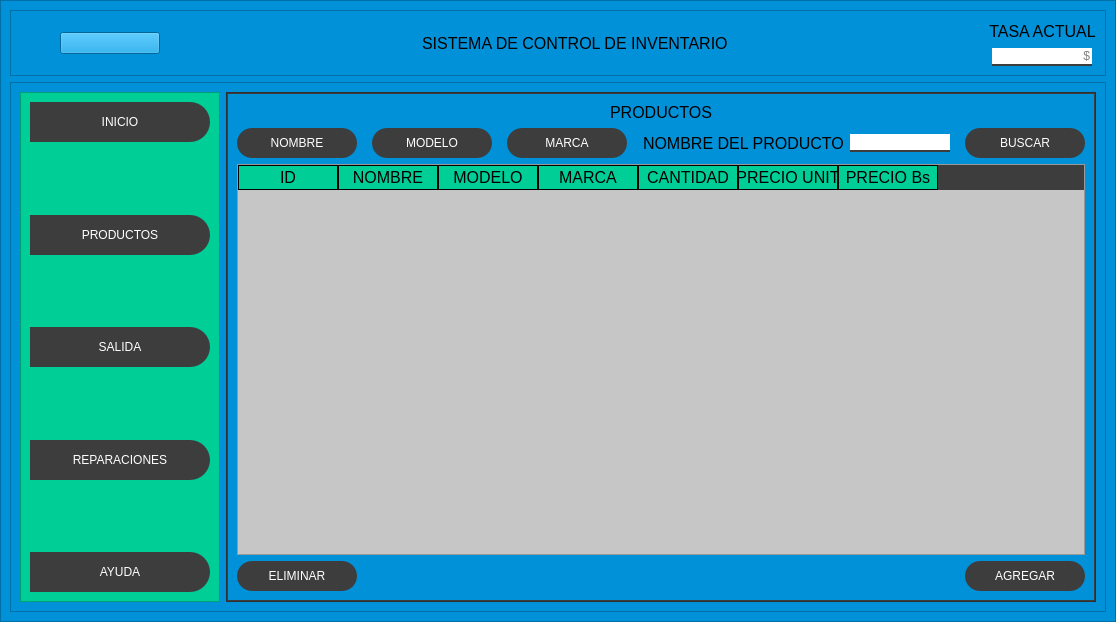
Qt form inventario/qt/invUI.ui (washipash/tesita) before a commit.
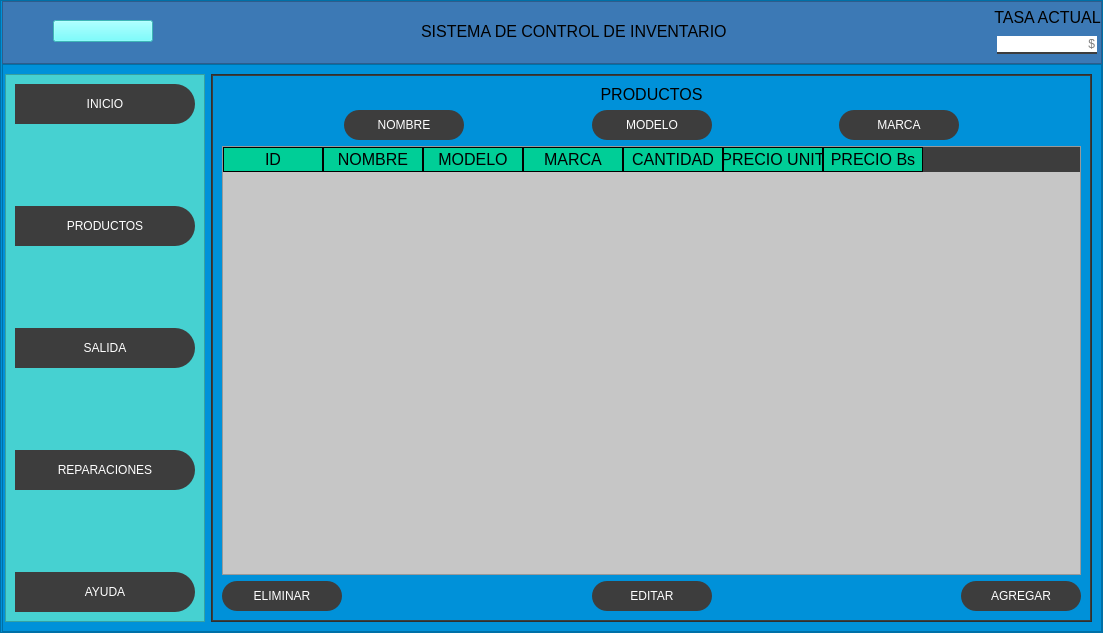
The same form after that commit. The open tabs and pages were chosen to show the change. Icons and pictures are not drawn.

What changed in the file:
```diff
--- a/inventario/qt/invUI.ui
+++ b/inventario/qt/invUI.ui
@@ -6,8 +6,8 @@
    <rect>
     <x>0</x>
     <y>0</y>
-    <width>1116</width>
-    <height>622</height>
+    <width>1103</width>
+    <height>633</height>
    </rect>
   </property>
   <property name="minimumSize">
@@ -55,11 +55,28 @@
       <property name="frameShadow">
        <enum>QFrame::Raised</enum>
       </property>
-      <layout class="QVBoxLayout" name="verticalLayout_2" stretch="1,8">
+      <layout class="QVBoxLayout" name="verticalLayout_2" stretch="0,0">
+       <property name="spacing">
+        <number>0</number>
+       </property>
+       <property name="leftMargin">
+        <number>1</number>
+       </property>
+       <property name="topMargin">
+        <number>0</number>
+       </property>
+       <property name="rightMargin">
+        <number>0</number>
+       </property>
+       <property name="bottomMargin">
+        <number>0</number>
+       </property>
        <item>
         <widget class="QFrame" name="frame_sup">
          <property name="styleSheet">
-          <string notr="true">
+          <string notr="true">QFrame{
+	background-color: rgb(60, 121, 181);
+}
 QLineEdit{
 
 border: 0px;
@@ -75,7 +92,22 @@
          <property name="frameShadow">
           <enum>QFrame::Raised</enum>
          </property>
-         <layout class="QHBoxLayout" name="horizontalLayout_31">
+         <layout class="QHBoxLayout" name="horizontalLayout_31" stretch="0">
+          <property name="spacing">
+           <number>9</number>
+          </property>
+          <property name="leftMargin">
+           <number>0</number>
+          </property>
+          <property name="topMargin">
+           <number>6</number>
+          </property>
+          <property name="rightMargin">
+           <number>0</number>
+          </property>
+          <property name="bottomMargin">
+           <number>9</number>
+          </property>
           <item>
            <layout class="QHBoxLayout" name="horizontalLayout_28">
             <item>
@@ -88,7 +120,7 @@
               </property>
               <property name="sizeHint" stdset="0">
                <size>
-                <width>40</width>
+                <width>50</width>
                 <height>20</height>
                </size>
               </property>
@@ -102,12 +134,15 @@
                 <height>0</height>
                </size>
               </property>
+              <property name="styleSheet">
+               <string notr="true"> background-color:rgb(85, 255, 255)</string>
+              </property>
               <property name="text">
                <string/>
               </property>
               <property name="icon">
                <iconset>
-                <normaloff>../recursos/img/icons/menu2.png</normaloff>../recursos/img/icons/menu2.png</iconset>
+                <normaloff>../recursos/img/menu2.png</normaloff>../recursos/img/menu2.png</iconset>
               </property>
               <property name="iconSize">
                <size>
@@ -251,6 +286,9 @@
           <enum>QFrame::Raised</enum>
          </property>
          <layout class="QHBoxLayout" name="horizontalLayout_2">
+          <property name="leftMargin">
+           <number>2</number>
+          </property>
           <item>
            <widget class="QFrame" name="frame_controls">
             <property name="minimumSize">
@@ -267,7 +305,7 @@
             </property>
             <property name="styleSheet">
              <string notr="true">QFrame{
- background-color: rgb(0, 206, 151); 
+ background-color:rgb(70, 209, 209)
 
 
 }
@@ -310,7 +348,7 @@
                  </property>
                  <property name="icon">
                   <iconset>
-                   <normaloff>../recursos/img/icons/inicio.png</normaloff>../recursos/img/icons/inicio.png</iconset>
+                   <normaloff>../recursos/img/inicio.png</normaloff>../recursos/img/inicio.png</iconset>
                  </property>
                 </widget>
                </item>
@@ -340,7 +378,7 @@
                  </property>
                  <property name="icon">
                   <iconset>
-                   <normaloff>../recursos/img/icons/caja.png</normaloff>../recursos/img/icons/caja.png</iconset>
+                   <normaloff>../recursos/img/caja.png</normaloff>../recursos/img/caja.png</iconset>
                  </property>
                 </widget>
                </item>
@@ -370,7 +408,7 @@
                  </property>
                  <property name="icon">
                   <iconset>
-                   <normaloff>../recursos/img/icons/venta.png</normaloff>../recursos/img/icons/venta.png</iconset>
+                   <normaloff>../recursos/img/venta.png</normaloff>../recursos/img/venta.png</iconset>
                  </property>
                 </widget>
                </item>
@@ -400,7 +438,7 @@
                  </property>
                  <property name="icon">
                   <iconset>
-                   <normaloff>../recursos/img/icons/libro.png</normaloff>../recursos/img/icons/libro.png</iconset>
+                   <normaloff>../recursos/img/libro.png</normaloff>../recursos/img/libro.png</iconset>
                  </property>
                 </widget>
                </item>
@@ -430,7 +468,7 @@
                  </property>
                  <property name="icon">
                   <iconset>
-                   <normaloff>../recursos/img/icons/soporte.png</normaloff>../recursos/img/icons/soporte.png</iconset>
+                   <normaloff>../recursos/img/soporte.png</normaloff>../recursos/img/soporte.png</iconset>
                  </property>
                 </widget>
                </item>
@@ -597,7 +635,7 @@
                 </size>
                </property>
                <property name="currentIndex">
-                <number>1</number>
+                <number>2</number>
                </property>
                <widget class="QWidget" name="page_inicio">
                 <layout class="QVBoxLayout" name="verticalLayout_23">
@@ -620,6 +658,9 @@
                        <property name="orientation">
                         <enum>Qt::Vertical</enum>
                        </property>
+                       <property name="sizeType">
+                        <enum>QSizePolicy::Fixed</enum>
+                       </property>
                        <property name="sizeHint" stdset="0">
                         <size>
                          <width>20</width>
@@ -644,22 +685,25 @@
                         </spacer>
                        </item>
                        <item>
-                        <widget class="QLabel" name="gif_label">
+                        <widget class="QLabel" name="img_label">
                          <property name="minimumSize">
                           <size>
-                           <width>480</width>
-                           <height>270</height>
+                           <width>500</width>
+                           <height>400</height>
                           </size>
                          </property>
                          <property name="maximumSize">
                           <size>
                            <width>480</width>
-                           <height>270</height>
+                           <height>500</height>
                           </size>
                          </property>
                          <property name="text">
                           <string/>
                          </property>
+                         <property name="pixmap">
+                          <pixmap>../recursos/img/smart.png</pixmap>
+                         </property>
                          <property name="alignment">
                           <set>Qt::AlignCenter</set>
                          </property>
@@ -723,7 +767,7 @@
                         </spacer>
                        </item>
                        <item>
-                        <widget class="QLabel" name="img_label">
+                        <widget class="QLabel" name="gif_label">
                          <property name="minimumSize">
                           <size>
                            <width>0</width>
@@ -798,6 +842,22 @@
                  </item>
                  <item>
                   <layout class="QHBoxLayout" name="horizontalLayout_20">
+                   <item>
+                    <spacer name="horizontalSpacer_33">
+                     <property name="orientation">
+                      <enum>Qt::Horizontal</enum>
+                     </property>
+                     <property name="sizeType">
+                      <enum>QSizePolicy::Fixed</enum>
+                     </property>
+                     <property name="sizeHint" stdset="0">
+                      <size>
+                       <width>40</width>
+                       <height>20</height>
+                      </size>
+                     </property>
+                    </spacer>
+                   </item>
                    <item>
                     <widget class="QLabel" name="label_28">
                      <property name="text">
@@ -837,7 +897,20 @@
                  <item>
                   <layout class="QHBoxLayout" name="horizontalLayout_13">
                    <item>
-                    <widget class="QPushButton" name="act_name">
+                    <spacer name="horizontalSpacer_3">
+                     <property name="orientation">
+                      <enum>Qt::Horizontal</enum>
+                     </property>
+                     <property name="sizeHint" stdset="0">
+                      <size>
+                       <width>40</width>
+                       <height>20</height>
+                      </size>
+                     </property>
+                    </spacer>
+                   </item>
+                   <item>
+                    <widget class="QPushButton" name="act_name_btn">
                      <property name="minimumSize">
                       <size>
                        <width>120</width>
@@ -863,7 +936,7 @@
                     </spacer>
                    </item>
                    <item>
-                    <widget class="QPushButton" name="act_modelo">
+                    <widget class="QPushButton" name="act_modelo_btn">
                      <property name="minimumSize">
                       <size>
                        <width>120</width>
@@ -889,7 +962,7 @@
                     </spacer>
                    </item>
                    <item>
-                    <widget class="QPushButton" name="act_marca">
+                    <widget class="QPushButton" name="act_marca_btn">
                      <property name="minimumSize">
                       <size>
                        <width>120</width>
@@ -914,63 +987,6 @@
                      </property>
                     </spacer>
                    </item>
-                   <item>
-                    <widget class="QLabel" name="label_19">
-                     <property name="text">
-                      <string>NOMBRE DEL PRODUCTO</string>
-                     </property>
-                    </widget>
-                   </item>
-                   <item>
-                    <widget class="QLineEdit" name="buscar_prod_line">
-                     <property name="minimumSize">
-                      <size>
-                       <width>100</width>
-                       <height>0</height>
-                      </size>
-                     </property>
-                     <property name="maximumSize">
-                      <size>
-                       <width>200</width>
-                       <height>16777215</height>
-                      </size>
-                     </property>
-                    </widget>
-                   </item>
-                   <item>
-                    <spacer name="horizontalSpacer_3">
-                     <property name="orientation">
-                      <enum>Qt::Horizontal</enum>
-                     </property>
-                     <property name="sizeHint" stdset="0">
-                      <size>
-                       <width>40</width>
-                       <height>20</height>
-                      </size>
-                     </property>
-                    </spacer>
-                   </item>
-                   <item>
-                    <widget class="QPushButton" name="buscar_btn">
-                     <property name="minimumSize">
-                      <size>
-                       <width>120</width>
-                       <height>30</height>
-                      </size>
-                     </property>
-                     <property name="styleSheet">
-                      <string notr="true">QPushButton:hover{
-	background-color: rgb(85, 255, 255);
-color: rgb(0, 0, 0);
-font: 77 10pt &quot;Arial Black&quot;;
-}
-</string>
-                     </property>
-                     <property name="text">
-                      <string>BUSCAR</string>
-                     </property>
-                    </widget>
-                   </item>
                   </layout>
                  </item>
                  <item>
@@ -1035,6 +1051,32 @@
                      </property>
                     </widget>
                    </item>
+                   <item>
+                    <spacer name="horizontalSpacer_34">
+                     <property name="orientation">
+                      <enum>Qt::Horizontal</enum>
+                     </property>
+                     <property name="sizeHint" stdset="0">
+                      <size>
+                       <width>40</width>
+                       <height>20</height>
+                      </size>
+                     </property>
+                    </spacer>
+                   </item>
+                   <item>
+                    <widget class="QPushButton" name="edit_p_btn">
+                     <property name="minimumSize">
+                      <size>
+                       <width>120</width>
+                       <height>30</height>
+                      </size>
+                     </property>
+                     <property name="text">
+                      <string>EDITAR</string>
+                     </property>
+                    </widget>
+                   </item>
                    <item>
                     <spacer name="horizontalSpacer_9">
                      <property name="orientation">
@@ -1216,15 +1258,21 @@
                      </item>
                      <item>
                       <widget class="QTableWidget" name="table_prod_comprados">
+                       <property name="sizePolicy">
+                        <sizepolicy hsizetype="Expanding" vsizetype="Expanding">
+                         <horstretch>0</horstretch>
+                         <verstretch>0</verstretch>
+                        </sizepolicy>
+                       </property>
                        <property name="minimumSize">
                         <size>
-                         <width>800</width>
+                         <width>900</width>
                          <height>0</height>
                         </size>
                        </property>
                        <property name="maximumSize">
                         <size>
-                         <width>1200</width>
+                         <width>16777215</width>
                          <height>500</height>
                         </size>
                        </property>
@@ -1234,6 +1282,12 @@
                          <height>0</height>
                         </size>
                        </property>
+                       <property name="baseSize">
+                        <size>
+                         <width>0</width>
+                         <height>0</height>
+                        </size>
+                       </property>
                        <column>
                         <property name="text">
                          <string>ID</string>
@@ -1337,19 +1391,6 @@
                      </item>
                     </layout>
                    </item>
-                   <item>
-                    <spacer name="horizontalSpacer_20">
-                     <property name="orientation">
-                      <enum>Qt::Horizontal</enum>
-                     </property>
-                     <property name="sizeHint" stdset="0">
-                      <size>
-                       <width>40</width>
-                       <height>20</height>
-                      </size>
-                     </property>
-                    </spacer>
-                   </item>
                    <item>
                     <layout class="QHBoxLayout" name="horizontalLayout_34">
                      <item>
@@ -2166,6 +2207,32 @@
                      </property>
                     </widget>
                    </item>
+                   <item>
+                    <spacer name="horizontalSpacer_20">
+                     <property name="orientation">
+                      <enum>Qt::Horizontal</enum>
+                     </property>
+                     <property name="sizeHint" stdset="0">
+                      <size>
+                       <width>40</width>
+                       <height>20</height>
+                      </size>
+                     </property>
+                    </spacer>
+                   </item>
+                   <item>
+                    <widget class="QPushButton" name="pushButton_2">
+                     <property name="minimumSize">
+                      <size>
+                       <width>120</width>
+                       <height>30</height>
+                      </size>
+                     </property>
+                     <property name="text">
+                      <string>BUSCAR</string>
+                     </property>
+                    </widget>
+                   </item>
                    <item>
                     <spacer name="horizontalSpacer_12">
                      <property name="orientation">
@@ -2265,6 +2332,9 @@
                          <property name="text">
                           <string/>
                          </property>
+                         <property name="pixmap">
+                          <pixmap>../recursos/img/manual.png</pixmap>
+                         </property>
                         </widget>
                        </item>
                        <item>
```
